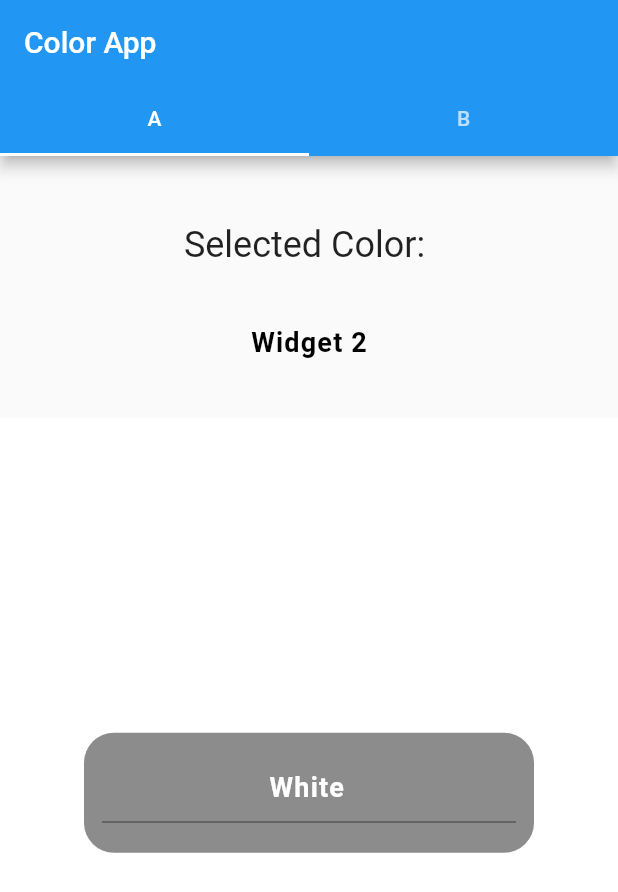
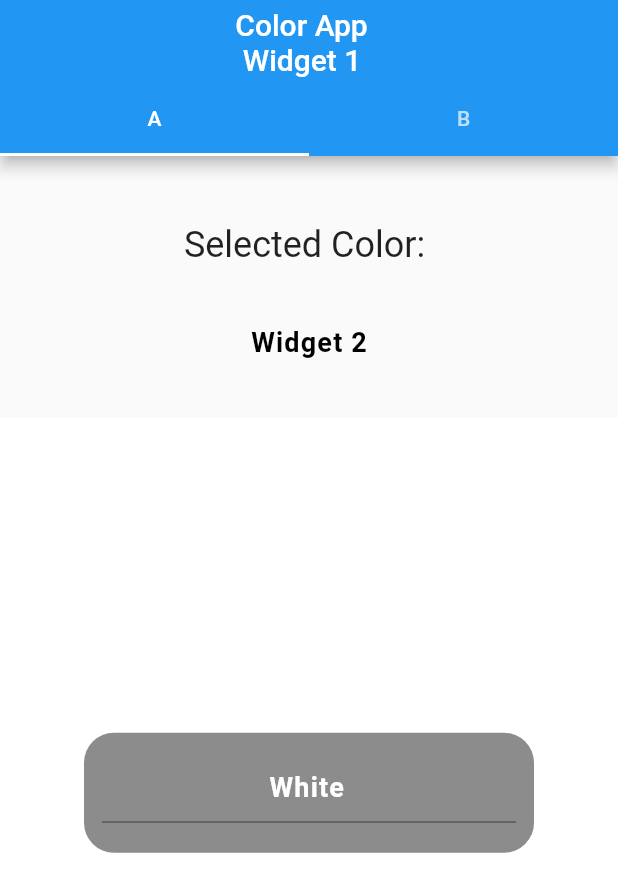
Before and after one commit to stp2003/internship.task, a Flutter app: the screen it shows after launch, on a phone screen of 412 x 824 dp. Shown: the top 892 px of the screen. Run offline on Flutter 3.47's test engine with Material 2 defaults, Android fonts, the phone set to English and light mode, and no system bars; our stand-ins replace get.

```diff
--- a/lib/view/my_tabs.dart
+++ b/lib/view/my_tabs.dart
@@ -22,7 +22,8 @@ class MyTabs extends StatelessWidget {
               Tab(text: 'B'),
             ],
           ),
-          title: const Text('Color App'),
+          title: const Text('Color App  \n Widget 1'),
+          centerTitle: true,
         ),
         body: TabBarView(
           children: [
```
